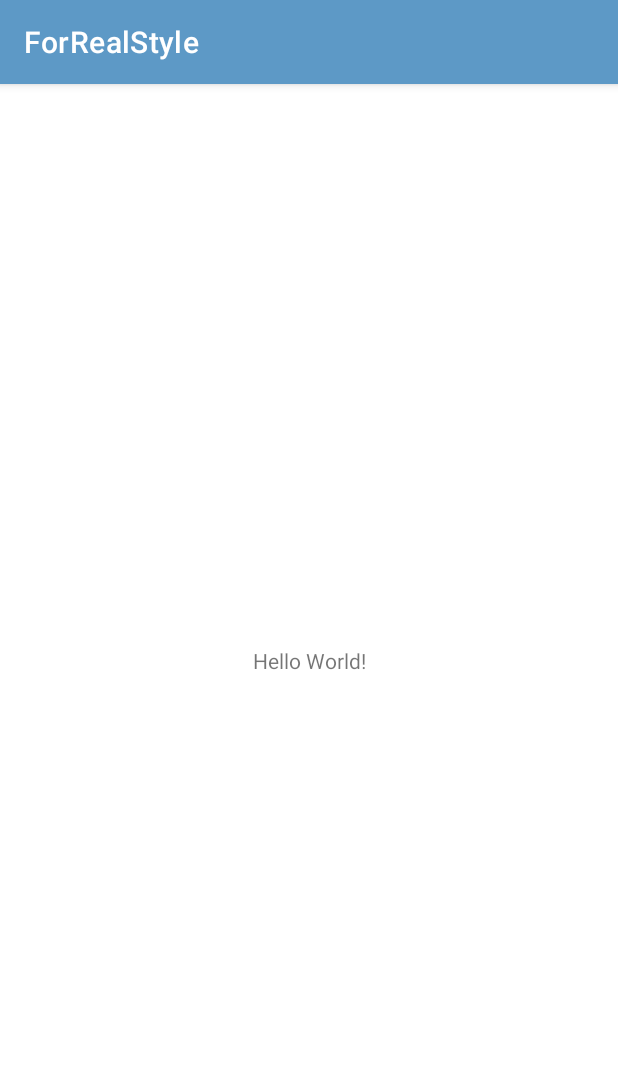
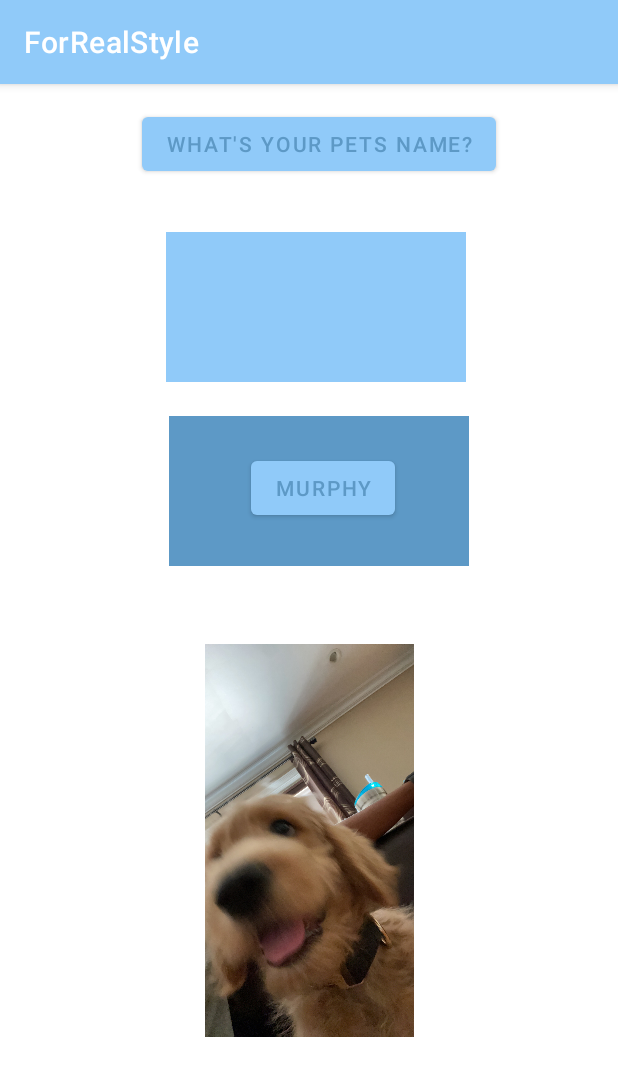
Before and after one commit to anshparikh18/ForRealStyle, an Android app: the screen it shows after launch (MainActivity), on a phone screen of 412 x 824 dp. Shown: the top 1076 px of the screen. Run offline under Robolectric (Android 15) with nearby library versions, the phone set to English and light mode, and no system bars.

Commit message:
got the layout set

```diff
--- /dev/null
+++ b/app/src/main/java/com/example/forrealstyle/SecondActivity.java
@@ -0,0 +1,4 @@
+package com.example.forrealstyle;
+
+public class SecondActivity {
+}
--- a/app/src/main/res/layout/activity_main.xml
+++ b/app/src/main/res/layout/activity_main.xml
@@ -6,13 +6,65 @@
     android:layout_height="match_parent"
     tools:context=".MainActivity">
 
+
     <TextView
-        android:layout_width="wrap_content"
-        android:layout_height="wrap_content"
-        android:text="Hello World!"
+
+        android:id="@+id/clickHere"
+        style="@style/editText"
+        android:text="wite"
+        android:textSize="100dp"
+        app:layout_constraintBottom_toBottomOf="parent"
+        app:layout_constraintEnd_toEndOf="parent"
+        app:layout_constraintHorizontal_bias="0.559"
+        app:layout_constraintStart_toStartOf="parent"
+        app:layout_constraintTop_toTopOf="parent"
+        app:layout_constraintVertical_bias="0.331"
+
+        />
+
+    <EditText
+        android:id="@+id/textView"
+        style="@style/textView"
+        app:layout_constraintBottom_toTopOf="@+id/clickHere"
+        app:layout_constraintEnd_toEndOf="parent"
+        app:layout_constraintHorizontal_bias="0.54"
+        app:layout_constraintStart_toStartOf="parent"
+        app:layout_constraintTop_toTopOf="parent"
+        app:layout_constraintVertical_bias="0.811" />
+
+    <ImageView
+        android:id="@+id/imageView"
+        android:layout_width="139dp"
+        android:layout_height="310dp"
         app:layout_constraintBottom_toBottomOf="parent"
         app:layout_constraintEnd_toEndOf="parent"
         app:layout_constraintStart_toStartOf="parent"
+        app:layout_constraintTop_toBottomOf="@+id/clickHere"
+        app:layout_constraintVertical_bias="0.205"
+        app:srcCompat="@drawable/image" />
+
+    <Button
+        android:id="@+id/button3"
+        android:layout_width="wrap_content"
+        android:layout_height="wrap_content"
+        android:text="Murphy"
+        app:layout_constraintBottom_toBottomOf="@+id/clickHere"
+        app:layout_constraintEnd_toEndOf="@+id/clickHere"
+        app:layout_constraintHorizontal_bias="0.528"
+        app:layout_constraintStart_toStartOf="@+id/clickHere"
+        app:layout_constraintTop_toTopOf="@+id/clickHere"
+        app:layout_constraintVertical_bias="0.461" />
+
+    <Button
+        android:id="@+id/button4"
+        android:layout_width="wrap_content"
+        android:layout_height="wrap_content"
+        android:layout_marginTop="16dp"
+        android:text="What's your pets name?"
+        app:layout_constraintEnd_toEndOf="parent"
+        app:layout_constraintHorizontal_bias="0.536"
+        app:layout_constraintStart_toStartOf="parent"
         app:layout_constraintTop_toTopOf="parent" />
 
+
 </androidx.constraintlayout.widget.ConstraintLayout>
--- a/app/src/main/res/values-night/themes.xml
+++ b/app/src/main/res/values-night/themes.xml
@@ -12,5 +12,6 @@
         <!-- Status bar color. -->
         <item name="android:statusBarColor" tools:targetApi="l">?attr/colorPrimaryVariant</item>
         <!-- Customize your theme here. -->
+
     </style>
 </resources>
--- a/app/src/main/res/values/colors.xml
+++ b/app/src/main/res/values/colors.xml
@@ -1,5 +1,6 @@
 <?xml version="1.0" encoding="utf-8"?>
 <resources>
+
     <color name="primaryColor">#90caf9</color>
     <color name="primaryLightColor">#c3fdff</color>
     <color name="primaryDarkColor">#5d99c6</color>
```
Also changed, not shown: app/src/main/res/values/dimens.xml (added, +32 -0 lines), app/src/main/res/values/themes.xml (+31 -2 lines), app/src/main/res/drawable/image.jpeg (added).
